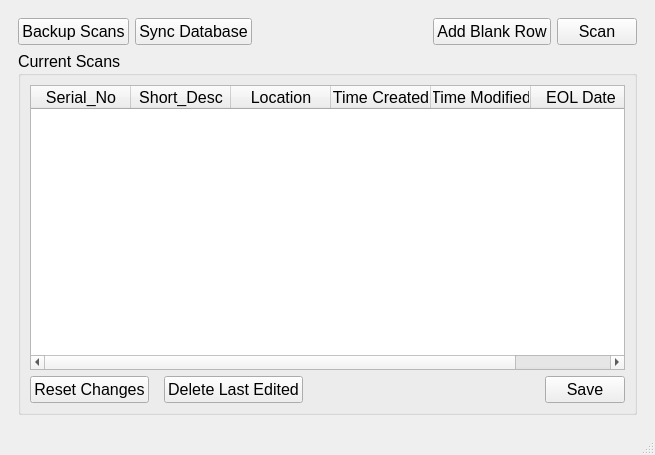
First picture: the form in ScannerInterfaceApp/ScannerApp/UI_Files/MainAppUI.ui, repository Solomin0/Capstone, before the edit.
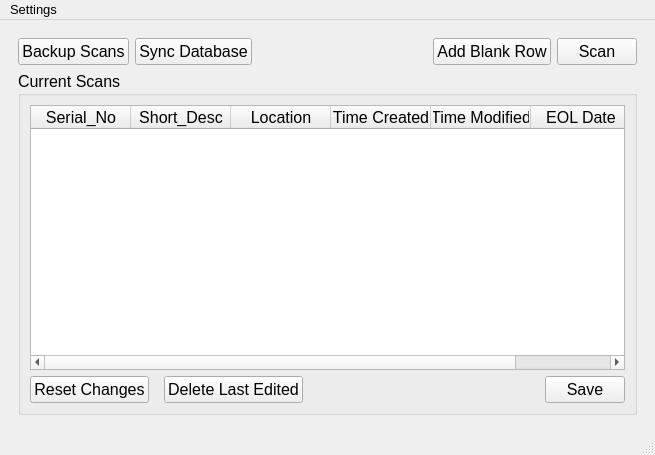
Second picture: the form after the edit. Custom widgets are drawn as their Qt base class.

The edit to the form file:
```diff
--- a/ScannerInterfaceApp/ScannerApp/UI_Files/MainAppUI.ui
+++ b/ScannerInterfaceApp/ScannerApp/UI_Files/MainAppUI.ui
@@ -224,6 +224,34 @@
     <bool>true</bool>
    </property>
   </widget>
+  <widget class="QMenuBar" name="menuBar">
+   <property name="geometry">
+    <rect>
+     <x>0</x>
+     <y>0</y>
+     <width>655</width>
+     <height>24</height>
+    </rect>
+   </property>
+   <property name="font">
+    <font>
+     <pointsize>10</pointsize>
+    </font>
+   </property>
+   <widget class="QMenu" name="menuSettings">
+    <property name="title">
+     <string>Settings</string>
+    </property>
+    <widget class="QMenu" name="menuDatabase_Sync">
+     <property name="title">
+      <string>Database Sync</string>
+     </property>
+     <addaction name="auto_push_scans"/>
+    </widget>
+    <addaction name="menuDatabase_Sync"/>
+   </widget>
+   <addaction name="menuSettings"/>
+  </widget>
   <action name="actionBackup_Scans">
    <property name="text">
     <string>Backup Scans</string>
```
Left out of the diff: 41 changed lines with no effect on the pictures.
